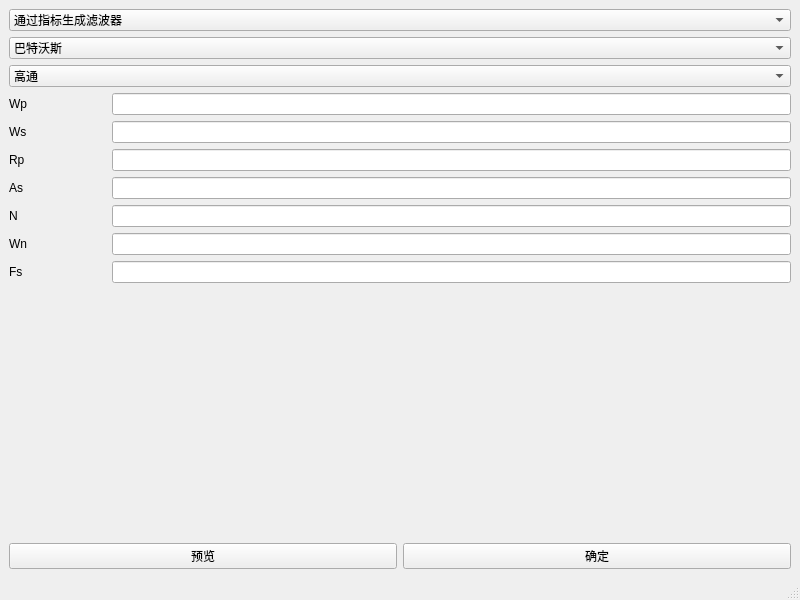
Above: experiments/exp_4/filterSettingsWindow.ui from lumflux/signalProcess before the change. Below: the same form after it.
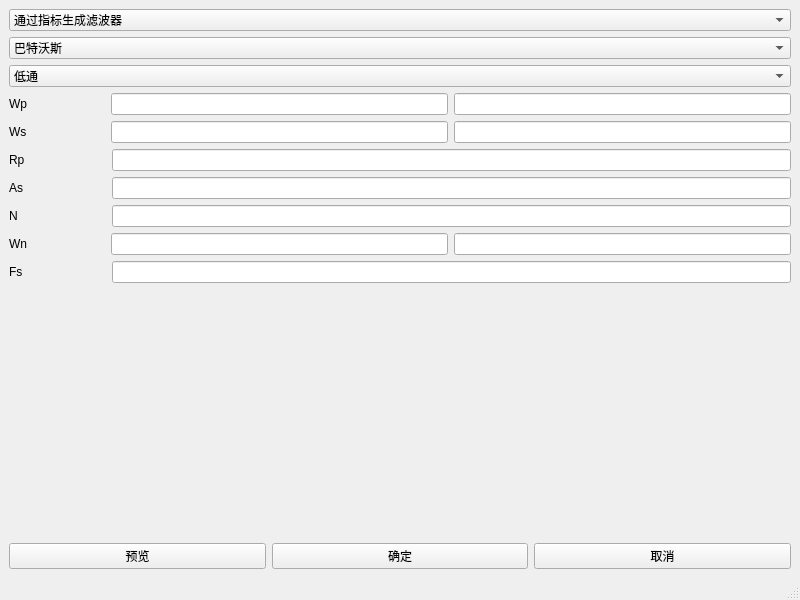
That is the form after the change.

What changed in the file:
```diff
--- a/experiments/exp_4/filterSettingsWindow.ui
+++ b/experiments/exp_4/filterSettingsWindow.ui
@@ -16,7 +16,7 @@
   <widget class="QWidget" name="centralwidget">
    <layout class="QHBoxLayout" name="horizontalLayout_2">
     <item>
-     <layout class="QHBoxLayout" name="horizontalLayout" stretch="0,7">
+     <layout class="QHBoxLayout" name="horizontalLayout" stretch="3,7">
       <item>
        <layout class="QVBoxLayout" name="params_vLayout">
         <item>
@@ -84,11 +84,6 @@
         </item>
         <item>
          <widget class="QComboBox" name="filterType_cBox">
-          <item>
-           <property name="text">
-            <string>高通</string>
-           </property>
-          </item>
           <item>
            <property name="text">
             <string>低通</string>
@@ -107,7 +102,7 @@
          </widget>
         </item>
         <item>
-         <layout class="QHBoxLayout" name="horizontalLayout_4" stretch="1,7">
+         <layout class="QHBoxLayout" name="horizontalLayout_4" stretch="2,7,7">
           <item>
            <widget class="QLabel" name="label">
             <property name="text">
@@ -118,10 +113,13 @@
           <item>
            <widget class="QLineEdit" name="wp_edit"/>
           </item>
+          <item>
+           <widget class="QLineEdit" name="wp_edit2"/>
+          </item>
          </layout>
         </item>
         <item>
-         <layout class="QHBoxLayout" name="horizontalLayout_6" stretch="1,7">
+         <layout class="QHBoxLayout" name="horizontalLayout_6" stretch="2,7,7">
           <item>
            <widget class="QLabel" name="label_3">
             <property name="text">
@@ -132,6 +130,9 @@
           <item>
            <widget class="QLineEdit" name="ws_edit"/>
           </item>
+          <item>
+           <widget class="QLineEdit" name="ws_edit2"/>
+          </item>
          </layout>
         </item>
         <item>
@@ -149,7 +150,7 @@
          </layout>
         </item>
         <item>
-         <layout class="QHBoxLayout" name="as_edit" stretch="1,7">
+         <layout class="QHBoxLayout" name="horizontalLayout_5" stretch="1,7">
           <item>
            <widget class="QLabel" name="label_2">
             <property name="text">
@@ -158,7 +159,7 @@
            </widget>
           </item>
           <item>
-           <widget class="QLineEdit" name="lineEdit_2"/>
+           <widget class="QLineEdit" name="as_edit"/>
           </item>
          </layout>
         </item>
@@ -177,7 +178,7 @@
          </layout>
         </item>
         <item>
-         <layout class="QHBoxLayout" name="horizontalLayout_9" stretch="1,7">
+         <layout class="QHBoxLayout" name="horizontalLayout_9" stretch="2,7,7">
           <item>
            <widget class="QLabel" name="label_6">
             <property name="text">
@@ -188,6 +189,9 @@
           <item>
            <widget class="QLineEdit" name="wn_edit"/>
           </item>
+          <item>
+           <widget class="QLineEdit" name="wn_edit2"/>
+          </item>
          </layout>
         </item>
         <item>
@@ -233,6 +237,13 @@
             </property>
            </widget>
           </item>
+          <item>
+           <widget class="QPushButton" name="cancel_button">
+            <property name="text">
+             <string>取消</string>
+            </property>
+           </widget>
+          </item>
          </layout>
         </item>
        </layout>
```
Left out of the diff: 7 changed lines with no effect on the pictures.
